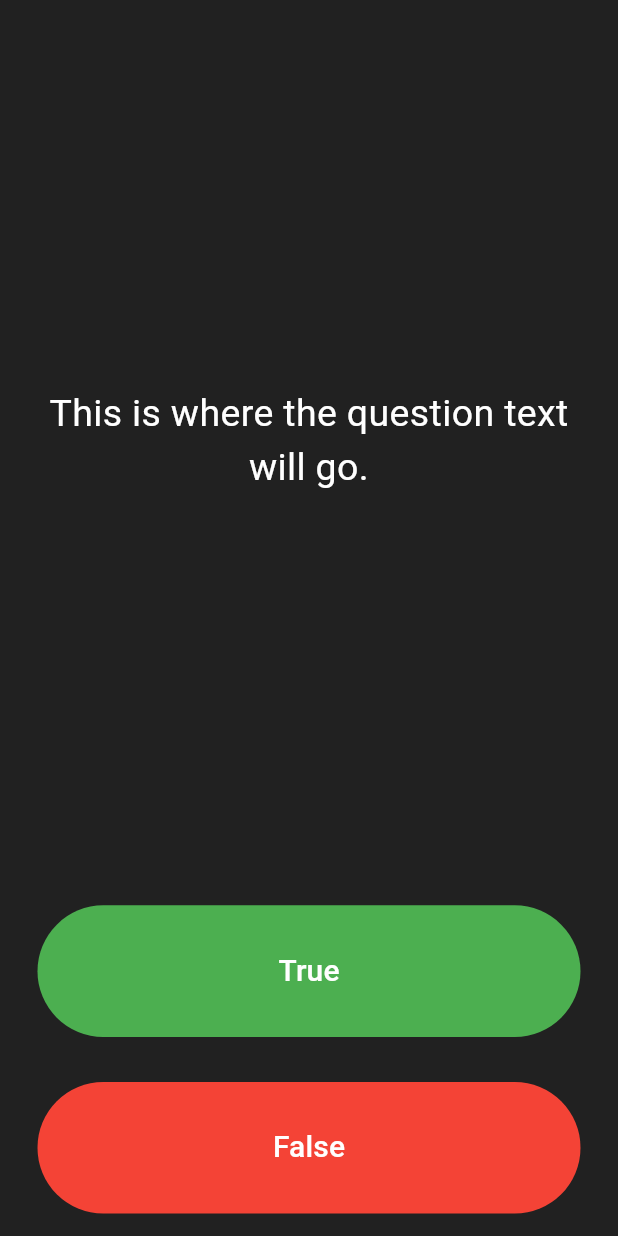
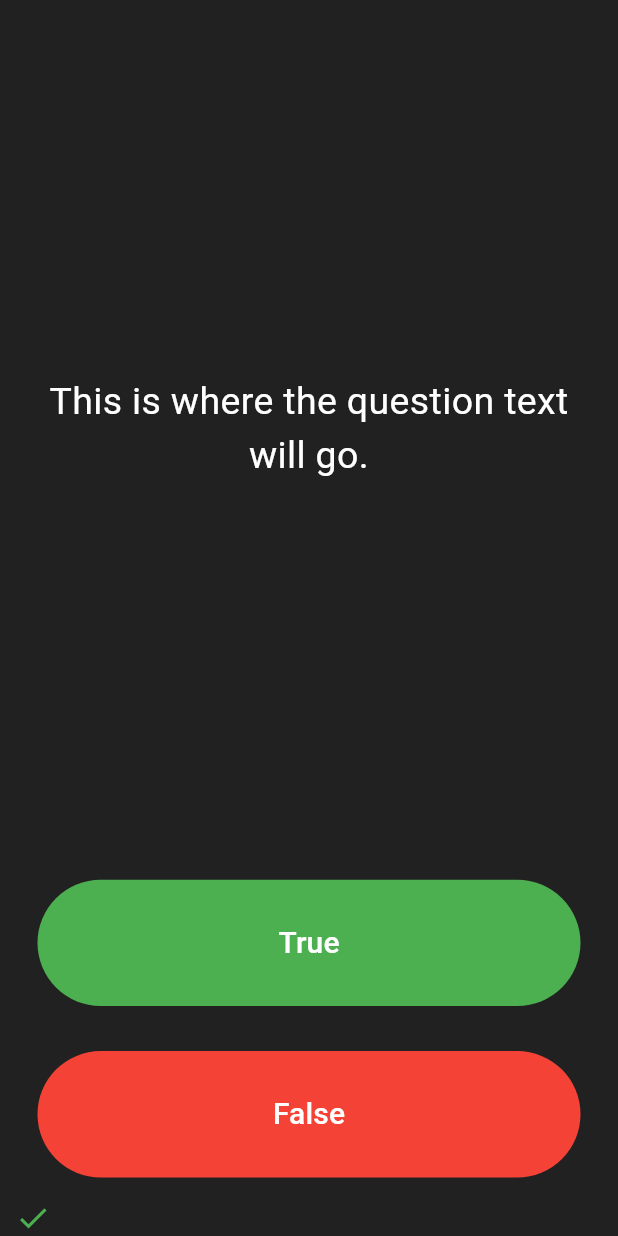
Before and after one commit to PradermN/Quizzler, a Flutter app: the screen it shows after launch, after a tap on "True", on a phone screen of 412 x 824 dp. Run offline on Flutter 3.47's test engine with Material 3 defaults, Android fonts, the phone set to English and light mode, and no system bars.

Commit message:
Add check and close Icon by clicking on button

```diff
--- a/lib/main.dart
+++ b/lib/main.dart
@@ -27,6 +27,22 @@ class QuizPage extends StatefulWidget {
 }
 
 class QuizPageState extends State<QuizPage> {
+
+  List<Icon> scoreKeeper = [
+    // Icon(
+    //   Icons.check,
+    //   color: Colors.green,
+    // ),
+    // Icon(
+    //   Icons.close,
+    //   color: Colors.red,
+    // ),
+    // Icon(
+    //   Icons.check,
+    //   color: Colors.green,
+    // ),
+  ];
+
   @override
   Widget build(BuildContext context) {
     return Column(
@@ -58,7 +74,14 @@ class QuizPageState extends State<QuizPage> {
                 style: TextStyle(color: Colors.white, fontSize: 20.0),
               ),
               onPressed: () {
-                //The user picked true.
+                setState(() {
+                  scoreKeeper.add(
+                    Icon(
+                      Icons.check,
+                      color: Colors.green,
+                    ),
+                  );
+                });
               },
             ),
           ),
@@ -75,14 +98,24 @@ class QuizPageState extends State<QuizPage> {
                 style: TextStyle(fontSize: 20.0, color: Colors.white),
               ),
               onPressed: () {
-                //The user picked false.
+                setState(() {
+                  scoreKeeper.add(
+                    Icon(
+                      Icons.close,
+                      color: Colors.red,
+                    ),
+                  );
+                });
               },
             ),
           ),
         ),
-        //TODO: Add a Row here as your score keeper
+        Row(
+          children: scoreKeeper,
+        ),
       ],
     );
+
   }
 }
 
```
